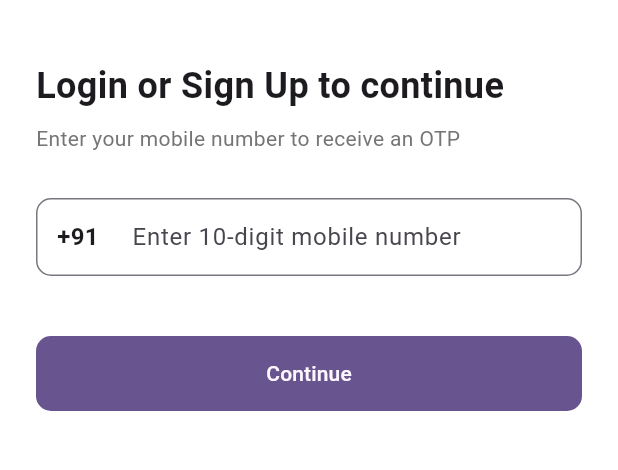
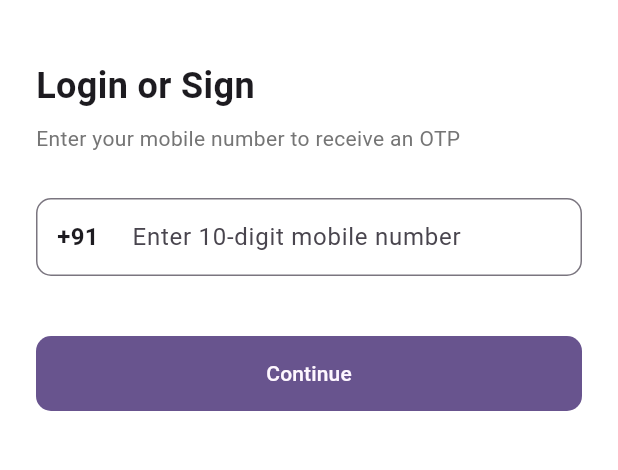
Before and after one commit to jobin114141/new_learn_ecomerse, a Flutter app: the screen it shows after launch, on a phone screen of 412 x 824 dp, the part 231-701 px from its top. Run offline on Flutter 3.47's test engine with Material 3 defaults, Android fonts, the phone set to English and light mode, and no system bars; our stand-ins replace dartz, dio, flutter_hooks, flutter_secure_storage, go_router, hooks_riverpod and 1 more; generated files the repository leaves out were written again; Roboto replaces fonts that are missing (Poppins).

Commit message:
made a chnage

```diff
--- a/lib/features/auth/presentation/screens/phone_login_screen.dart
+++ b/lib/features/auth/presentation/screens/phone_login_screen.dart
@@ -58,7 +58,7 @@ class LoginScreen extends HookConsumerWidget {
 
                 const SizedBox(height: 40),
                 const Text(
-                  'Login or Sign Up to continue',
+                  'Login or Sign ',
                   style: TextStyle(fontSize: 24, fontWeight: FontWeight.bold),
                 ),
                 const SizedBox(height: 8),
```
